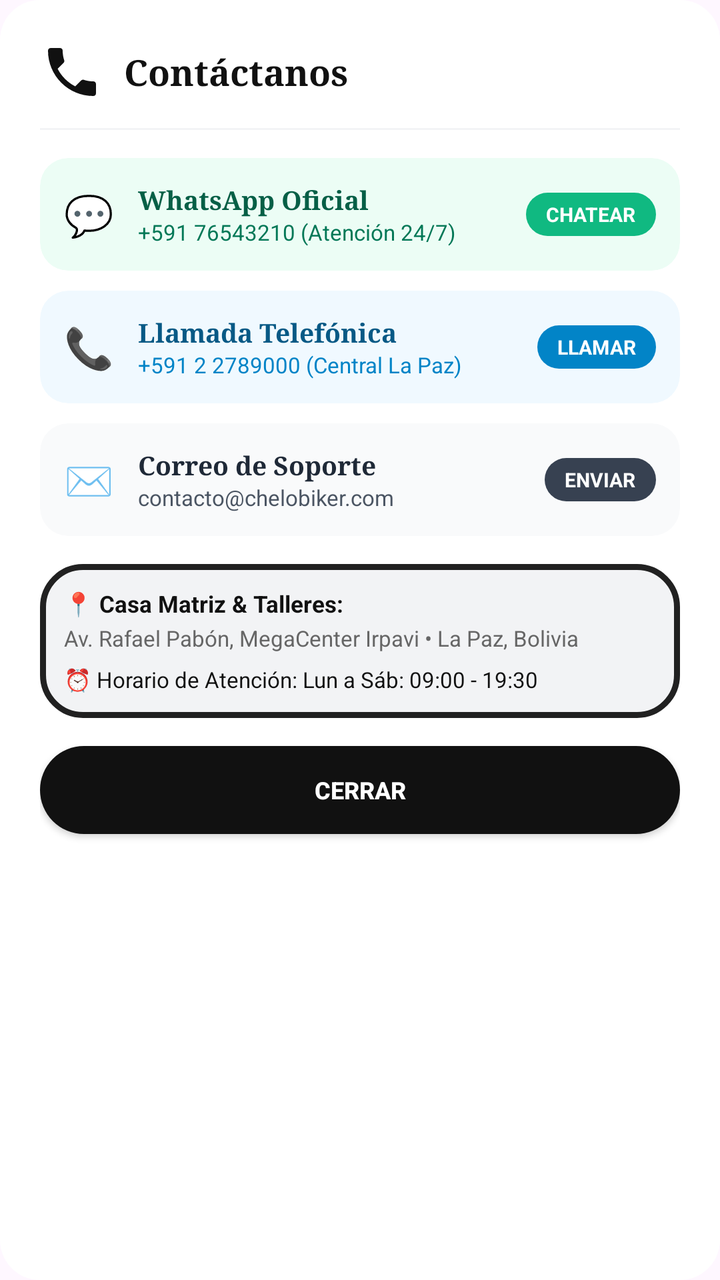
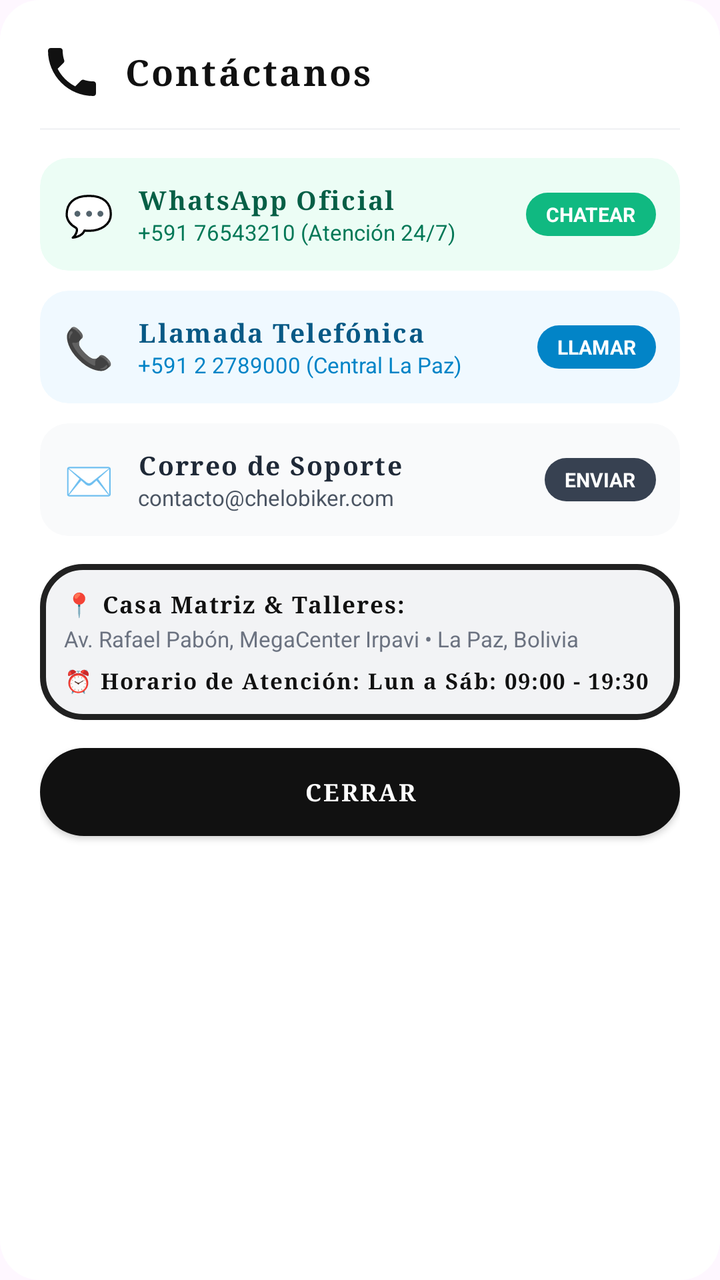

Before-and-after screenshots of an Android layout around one commit, followed by the original layout XML and the change that was made.
<!-- AndroidManifest.xml: application theme Theme.MiAPPBiker -->
<!-- res/layout/dialog_contact_us.xml -->
<?xml version="1.0" encoding="utf-8"?>
<LinearLayout xmlns:android="http://schemas.android.com/apk/res/android"
    xmlns:app="http://schemas.android.com/apk/res-auto"
    android:layout_width="match_parent"
    android:layout_height="wrap_content"
    android:background="@drawable/bg_rounded_card"
    android:backgroundTint="#FFFFFF"
    android:orientation="vertical"
    android:padding="20dp">

    
    <LinearLayout
        android:layout_width="match_parent"
        android:layout_height="wrap_content"
        android:gravity="center_vertical"
        android:orientation="horizontal"
        android:paddingBottom="12dp">

        <ImageView
            android:layout_width="32dp"
            android:layout_height="32dp"
            android:src="@drawable/ic_phone"
            app:tint="#111111"
            android:contentDescription="Contacto" />

        <TextView
            android:id="@+id/tv_contact_dialog_title"
            android:layout_width="wrap_content"
            android:layout_height="wrap_content"
            android:layout_marginStart="10dp"
            android:fontFamily="serif"
            android:text="Contáctanos"
            android:textColor="#111111"
            android:textSize="18sp"
            android:textStyle="bold" />
    </LinearLayout>

    <View
        android:layout_width="match_parent"
        android:layout_height="1dp"
        android:layout_marginBottom="14dp"
        android:background="#F3F4F6" />

    
    <androidx.cardview.widget.CardView
        android:id="@+id/btn_contact_whatsapp"
        android:layout_width="match_parent"
        android:layout_height="wrap_content"
        android:layout_marginBottom="10dp"
        android:clickable="true"
        android:focusable="true"
        app:cardCornerRadius="14dp"
        app:cardElevation="0dp"
        app:cardBackgroundColor="#ECFDF5">

        <LinearLayout
            android:layout_width="match_parent"
            android:layout_height="wrap_content"
            android:gravity="center_vertical"
            android:orientation="horizontal"
            android:padding="12dp">

            <TextView
                android:layout_width="wrap_content"
                android:layout_height="wrap_content"
                android:text="💬"
                android:textSize="20sp" />

            <LinearLayout
                android:layout_width="0dp"
                android:layout_height="wrap_content"
                android:layout_marginStart="12dp"
                android:layout_weight="1"
                android:orientation="vertical">

                <TextView
                    android:layout_width="wrap_content"
                    android:layout_height="wrap_content"
                    android:fontFamily="serif"
                    android:text="WhatsApp Oficial"
                    android:textColor="#065F46"
                    android:textSize="13sp"
                    android:textStyle="bold" />

                <TextView
                    android:layout_width="wrap_content"
                    android:layout_height="wrap_content"
                    android:text="+591 76543210 (Atención 24/7)"
                    android:textColor="#047857"
                    android:textSize="11sp" />
            </LinearLayout>

            <TextView
                android:layout_width="wrap_content"
                android:layout_height="wrap_content"
                android:background="@drawable/bg_pill_btn"
                android:backgroundTint="#10B981"
                android:paddingHorizontal="10dp"
                android:paddingVertical="4dp"
                android:text="CHATEAR"
                android:textColor="#FFFFFF"
                android:textSize="10sp"
                android:textStyle="bold" />
        </LinearLayout>
    </androidx.cardview.widget.CardView>

    
    <androidx.cardview.widget.CardView
        android:id="@+id/btn_contact_call"
        android:layout_width="match_parent"
        android:layout_height="wrap_content"
        android:layout_marginBottom="10dp"
        android:clickable="true"
        android:focusable="true"
        app:cardCornerRadius="14dp"
        app:cardElevation="0dp"
        app:cardBackgroundColor="#F0F9FF">

        <LinearLayout
            android:layout_width="match_parent"
            android:layout_height="wrap_content"
            android:gravity="center_vertical"
            android:orientation="horizontal"
            android:padding="12dp">

            <TextView
                android:layout_width="wrap_content"
                android:layout_height="wrap_content"
                android:text="📞"
                android:textSize="20sp" />

            <LinearLayout
                android:layout_width="0dp"
                android:layout_height="wrap_content"
                android:layout_marginStart="12dp"
                android:layout_weight="1"
                android:orientation="vertical">

                <TextView
                    android:layout_width="wrap_content"
                    android:layout_height="wrap_content"
                    android:fontFamily="serif"
                    android:text="Llamada Telefónica"
                    android:textColor="#075985"
                    android:textSize="13sp"
                    android:textStyle="bold" />

                <TextView
                    android:layout_width="wrap_content"
                    android:layout_height="wrap_content"
                    android:text="+591 2 2789000 (Central La Paz)"
                    android:textColor="#0284C7"
                    android:textSize="11sp" />
            </LinearLayout>

            <TextView
                android:layout_width="wrap_content"
                android:layout_height="wrap_content"
                android:background="@drawable/bg_pill_btn"
                android:backgroundTint="#0284C7"
                android:paddingHorizontal="10dp"
                android:paddingVertical="4dp"
                android:text="LLAMAR"
                android:textColor="#FFFFFF"
                android:textSize="10sp"
                android:textStyle="bold" />
        </LinearLayout>
    </androidx.cardview.widget.CardView>

    
    <androidx.cardview.widget.CardView
        android:id="@+id/btn_contact_email"
        android:layout_width="match_parent"
        android:layout_height="wrap_content"
        android:layout_marginBottom="14dp"
        android:clickable="true"
        android:focusable="true"
        app:cardCornerRadius="14dp"
        app:cardElevation="0dp"
        app:cardBackgroundColor="#F9FAFB">

        <LinearLayout
            android:layout_width="match_parent"
            android:layout_height="wrap_content"
            android:gravity="center_vertical"
            android:orientation="horizontal"
            android:padding="12dp">

            <TextView
                android:layout_width="wrap_content"
                android:layout_height="wrap_content"
                android:text="✉️"
                android:textSize="20sp" />

            <LinearLayout
                android:layout_width="0dp"
                android:layout_height="wrap_content"
                android:layout_marginStart="12dp"
                android:layout_weight="1"
                android:orientation="vertical">

                <TextView
                    android:layout_width="wrap_content"
                    android:layout_height="wrap_content"
                    android:fontFamily="serif"
                    android:text="Correo de Soporte"
                    android:textColor="#1F2937"
                    android:textSize="13sp"
                    android:textStyle="bold" />

                <TextView
                    android:layout_width="wrap_content"
                    android:layout_height="wrap_content"
                    android:text="contacto@chelobiker.com"
                    android:textColor="#4B5563"
                    android:textSize="11sp" />
            </LinearLayout>

            <TextView
                android:layout_width="wrap_content"
                android:layout_height="wrap_content"
                android:background="@drawable/bg_pill_btn"
                android:backgroundTint="#374151"
                android:paddingHorizontal="10dp"
                android:paddingVertical="4dp"
                android:text="ENVIAR"
                android:textColor="#FFFFFF"
                android:textSize="10sp"
                android:textStyle="bold" />
        </LinearLayout>
    </androidx.cardview.widget.CardView>

    
    <LinearLayout
        android:layout_width="match_parent"
        android:layout_height="wrap_content"
        android:background="@drawable/bg_id_card"
        android:orientation="vertical"
        android:padding="12dp">

        <TextView
            android:layout_width="wrap_content"
            android:layout_height="wrap_content"
            android:text="📍 Casa Matriz &amp; Talleres:"
            android:textColor="#111111"
            android:textSize="11.5sp"
            android:textStyle="bold" />

        <TextView
            android:layout_width="wrap_content"
            android:layout_height="wrap_content"
            android:layout_marginTop="2dp"
            android:text="Av. Rafael Pabón, MegaCenter Irpavi • La Paz, Bolivia"
            android:textColor="#666666"
            android:textSize="11sp" />

        <TextView
            android:layout_width="wrap_content"
            android:layout_height="wrap_content"
            android:layout_marginTop="6dp"
            android:text="⏰ Horario de Atención: Lun a Sáb: 09:00 - 19:30"
            android:textColor="#111111"
            android:textSize="11sp" />
    </LinearLayout>

    <androidx.appcompat.widget.AppCompatButton
        android:id="@+id/btn_close_contact"
        android:layout_width="match_parent"
        android:layout_height="44dp"
        android:layout_marginTop="14dp"
        android:background="@drawable/bg_pill_btn"
        android:backgroundTint="#111111"
        android:text="CERRAR"
        android:textColor="#FFFFFF"
        android:textSize="12sp"
        android:textStyle="bold" />

</LinearLayout>
<!-- resources referenced by this layout -->
<resources>
  <!-- drawable bg_id_card (drawable) -->
  <?xml version="1.0" encoding="utf-8"?>
  <shape xmlns:android="http://schemas.android.com/apk/res/android"
      android:shape="rectangle">
      <solid android:color="#F2F3F5" />
      <stroke android:width="3dp" android:color="#212121" />
      <corners android:radius="20dp" />
  </shape>
  <!-- drawable bg_pill_btn (drawable) -->
  <?xml version="1.0" encoding="utf-8"?>
  <ripple xmlns:android="http://schemas.android.com/apk/res/android"
      android:color="#BDBDBD">
      <item>
          <shape android:shape="rectangle">
              <solid android:color="#CCCCCC" />
              <corners android:radius="24dp" />
          </shape>
      </item>
  </ripple>
  <!-- drawable bg_rounded_card (drawable) -->
  <?xml version="1.0" encoding="utf-8"?>
  <shape xmlns:android="http://schemas.android.com/apk/res/android"
      android:shape="rectangle">
      <solid android:color="#FFFFFF" />
      <corners android:radius="20dp" />
  </shape>
  <!-- drawable ic_phone (drawable) -->
  <vector xmlns:android="http://schemas.android.com/apk/res/android"
      android:width="24dp"
      android:height="24dp"
      android:viewportWidth="24"
      android:viewportHeight="24">
    <path
        android:fillColor="#FF000000"
        android:pathData="M6.62,10.79c1.44,2.83 3.76,5.14 6.59,6.59l2.2,-2.2c0.27,-0.27 0.67,-0.36 1.02,-0.24 1.12,0.37 2.33,0.57 3.57,0.57 0.55,0 1,0.45 1,1V20c0,0.55 -0.45,1 -1,1 -9.39,0 -17,-7.61 -17,-17 0,-0.55 0.45,-1 1,-1h3.5c0.55,0 1,0.45 1,1 0,1.25 0.2,2.45 0.57,3.57 0.11,0.35 0.03,0.74 -0.25,1.02l-2.2,2.2z"/>
  </vector>
  <style name="Theme.MiAPPBiker" parent="Base.Theme.MiAPPBiker" />
  <style name="Base.Theme.MiAPPBiker" parent="Theme.Material3.DayNight.NoActionBar">
          
          
      </style>
</resources>

<!-- the commit's change to res/layout/dialog_contact_us.xml (unified diff, before → after) -->
@@ -4,7 +4,7 @@
     android:layout_width="match_parent"
     android:layout_height="wrap_content"
     android:background="@drawable/bg_rounded_card"
-    android:backgroundTint="#FFFFFF"
+    android:backgroundTint="@color/white"
     android:orientation="vertical"
     android:padding="20dp">
 
@@ -20,19 +20,17 @@
             android:layout_width="32dp"
             android:layout_height="32dp"
             android:src="@drawable/ic_phone"
-            app:tint="#111111"
+            app:tint="@color/biker_black"
             android:contentDescription="Contacto" />
 
         <TextView
             android:id="@+id/tv_contact_dialog_title"
+            style="@style/TextoTituloVintage"
             android:layout_width="wrap_content"
             android:layout_height="wrap_content"
             android:layout_marginStart="10dp"
-            android:fontFamily="serif"
             android:text="Contáctanos"
-            android:textColor="#111111"
-            android:textSize="18sp"
-            android:textStyle="bold" />
+            android:textSize="18sp" />
     </LinearLayout>
 
     <View
@@ -44,13 +42,11 @@
     
     <androidx.cardview.widget.CardView
         android:id="@+id/btn_contact_whatsapp"
+        style="@style/TarjetaOpcionMenu"
         android:layout_width="match_parent"
         android:layout_height="wrap_content"
         android:layout_marginBottom="10dp"
-        android:clickable="true"
-        android:focusable="true"
         app:cardCornerRadius="14dp"
-        app:cardElevation="0dp"
         app:cardBackgroundColor="#ECFDF5">
 
         <LinearLayout
@@ -74,20 +70,19 @@
                 android:orientation="vertical">
 
                 <TextView
-                    android:layout_width="wrap_content"
-                    android:layout_height="wrap_content"
-                    android:fontFamily="serif"
+                    style="@style/TextoEncabezadoSeccion"
+                    android:layout_width="wrap_content"
+                    android:layout_height="wrap_content"
                     android:text="WhatsApp Oficial"
                     android:textColor="#065F46"
-                    android:textSize="13sp"
-                    android:textStyle="bold" />
-
-                <TextView
+                    android:textSize="13sp" />
+
+                <TextView
+                    style="@style/TextoSecundario"
                     android:layout_width="wrap_content"
                     android:layout_height="wrap_content"
                     android:text="+591 76543210 (Atención 24/7)"
-                    android:textColor="#047857"
-                    android:textSize="11sp" />
+                    android:textColor="#047857" />
             </LinearLayout>
 
             <TextView
@@ -98,7 +93,7 @@
                 android:paddingHorizontal="10dp"
                 android:paddingVertical="4dp"
                 android:text="CHATEAR"
-                android:textColor="#FFFFFF"
+                android:textColor="@color/white"
                 android:textSize="10sp"
                 android:textStyle="bold" />
         </LinearLayout>
@@ -107,13 +102,11 @@
     
     <androidx.cardview.widget.CardView
         android:id="@+id/btn_contact_call"
+        style="@style/TarjetaOpcionMenu"
         android:layout_width="match_parent"
         android:layout_height="wrap_content"
         android:layout_marginBottom="10dp"
-        android:clickable="true"
-        android:focusable="true"
         app:cardCornerRadius="14dp"
-        app:cardElevation="0dp"
         app:cardBackgroundColor="#F0F9FF">
 
         <LinearLayout
@@ -137,20 +130,19 @@
                 android:orientation="vertical">
 
                 <TextView
-                    android:layout_width="wrap_content"
-                    android:layout_height="wrap_content"
-                    android:fontFamily="serif"
+                    style="@style/TextoEncabezadoSeccion"
+                    android:layout_width="wrap_content"
+                    android:layout_height="wrap_content"
                     android:text="Llamada Telefónica"
                     android:textColor="#075985"
-                    android:textSize="13sp"
-                    android:textStyle="bold" />
-
-                <TextView
+                    android:textSize="13sp" />
+
+                <TextView
+                    style="@style/TextoSecundario"
                     android:layout_width="wrap_content"
                     android:layout_height="wrap_content"
                     android:text="+591 2 2789000 (Central La Paz)"
-                    android:textColor="#0284C7"
-                    android:textSize="11sp" />
+                    android:textColor="#0284C7" />
             </LinearLayout>
 
             <TextView
@@ -161,7 +153,7 @@
                 android:paddingHorizontal="10dp"
                 android:paddingVertical="4dp"
                 android:text="LLAMAR"
-                android:textColor="#FFFFFF"
+                android:textColor="@color/white"
                 android:textSize="10sp"
                 android:textStyle="bold" />
         </LinearLayout>
@@ -170,14 +162,12 @@
     
     <androidx.cardview.widget.CardView
         android:id="@+id/btn_contact_email"
+        style="@style/TarjetaOpcionMenu"
         android:layout_width="match_parent"
         android:layout_height="wrap_content"
         android:layout_marginBottom="14dp"
-        android:clickable="true"
-        android:focusable="true"
         app:cardCornerRadius="14dp"
-        app:cardElevation="0dp"
-        app:cardBackgroundColor="#F9FAFB">
+        app:cardBackgroundColor="@color/biker_gray_bg">
 
         <LinearLayout
             android:layout_width="match_parent"
@@ -200,20 +190,19 @@
                 android:orientation="vertical">
 
                 <TextView
-                    android:layout_width="wrap_content"
-                    android:layout_height="wrap_content"
-                    android:fontFamily="serif"
+                    style="@style/TextoEncabezadoSeccion"
+                    android:layout_width="wrap_content"
+                    android:layout_height="wrap_content"
                     android:text="Correo de Soporte"
                     android:textColor="#1F2937"
-                    android:textSize="13sp"
-                    android:textStyle="bold" />
-
-                <TextView
+                    android:textSize="13sp" />
+
+                <TextView
+                    style="@style/TextoSecundario"
                     android:layout_width="wrap_content"
                     android:layout_height="wrap_content"
                     android:text="contacto@chelobiker.com"
-                    android:textColor="#4B5563"
-                    android:textSize="11sp" />
+                    android:textColor="#4B5563" />
             </LinearLayout>
 
             <TextView
@@ -224,7 +213,7 @@
                 android:paddingHorizontal="10dp"
                 android:paddingVertical="4dp"
                 android:text="ENVIAR"
-                android:textColor="#FFFFFF"
+                android:textColor="@color/white"
                 android:textSize="10sp"
                 android:textStyle="bold" />
         </LinearLayout>
@@ -239,40 +228,34 @@
         android:padding="12dp">
 
         <TextView
+            style="@style/TextoEncabezadoSeccion"
             android:layout_width="wrap_content"
             android:layout_height="wrap_content"
             android:text="📍 Casa Matriz &amp; Talleres:"
-            android:textColor="#111111"
-            android:textSize="11.5sp"
-            android:textStyle="bold" />
-
-        <TextView
+            android:textSize="11.5sp" />
+
+        <TextView
+            style="@style/TextoSecundario"
             android:layout_width="wrap_content"
             android:layout_height="wrap_content"
             android:layout_marginTop="2dp"
-            android:text="Av. Rafael Pabón, MegaCenter Irpavi • La Paz, Bolivia"
-            android:textColor="#666666"
-            android:textSize="11sp" />
-
-        <TextView
+            android:text="Av. Rafael Pabón, MegaCenter Irpavi • La Paz, Bolivia" />
+
+        <TextView
+            style="@style/TextoEncabezadoSeccion"
             android:layout_width="wrap_content"
             android:layout_height="wrap_content"
             android:layout_marginTop="6dp"
             android:text="⏰ Horario de Atención: Lun a Sáb: 09:00 - 19:30"
-            android:textColor="#111111"
             android:textSize="11sp" />
     </LinearLayout>
 
     <androidx.appcompat.widget.AppCompatButton
         android:id="@+id/btn_close_contact"
-        android:layout_width="match_parent"
+        style="@style/BotonPrimario"
         android:layout_height="44dp"
         android:layout_marginTop="14dp"
-        android:background="@drawable/bg_pill_btn"
-        android:backgroundTint="#111111"
         android:text="CERRAR"
-        android:textColor="#FFFFFF"
-        android:textSize="12sp"
-        android:textStyle="bold" />
+        android:textSize="12sp" />
 
 </LinearLayout>
<!-- resource entries referenced after the edit -->
@@ -1,5 +1,8 @@
 <!-- resources referenced by this layout -->
 <resources>
+  <color name="biker_black">#111111</color>
+  <color name="biker_gray_bg">#F9FAFB</color>
+  <color name="white">#FFFFFFFF</color>
   <!-- drawable bg_id_card (drawable) -->
   <?xml version="1.0" encoding="utf-8"?>
   <shape xmlns:android="http://schemas.android.com/apk/res/android"
@@ -36,7 +39,46 @@
         android:fillColor="#FF000000"
         android:pathData="M6.62,10.79c1.44,2.83 3.76,5.14 6.59,6.59l2.2,-2.2c0.27,-0.27 0.67,-0.36 1.02,-0.24 1.12,0.37 2.33,0.57 3.57,0.57 0.55,0 1,0.45 1,1V20c0,0.55 -0.45,1 -1,1 -9.39,0 -17,-7.61 -17,-17 0,-0.55 0.45,-1 1,-1h3.5c0.55,0 1,0.45 1,1 0,1.25 0.2,2.45 0.57,3.57 0.11,0.35 0.03,0.74 -0.25,1.02l-2.2,2.2z"/>
   </vector>
+  <style name="BotonPrimario" parent="Widget.AppCompat.Button">
+          <item name="android:layout_width">match_parent</item>
+          <item name="android:layout_height">50dp</item>
+          <item name="android:background">@drawable/bg_pill_btn</item>
+          <item name="android:backgroundTint">@color/biker_black</item>
+          <item name="android:fontFamily">serif</item>
+          <item name="android:textColor">@color/white</item>
+          <item name="android:textSize">13.5sp</item>
+          <item name="android:textStyle">bold</item>
+          <item name="android:letterSpacing">0.08</item>
+          <item name="android:elevation">4dp</item>
+      </style>
+  <style name="TarjetaOpcionMenu">
+          <item name="cardCornerRadius">16dp</item>
+          <item name="cardElevation">0dp</item>
+          <item name="cardBackgroundColor">@color/biker_gray_bg</item>
+          <item name="android:clickable">true</item>
+          <item name="android:focusable">true</item>
+          <item name="android:foreground">?attr/selectableItemBackground</item>
+      </style>
+  <style name="TextoEncabezadoSeccion">
+          <item name="android:fontFamily">serif</item>
+          <item name="android:textColor">@color/biker_black</item>
+          <item name="android:textSize">13.5sp</item>
+          <item name="android:textStyle">bold</item>
+          <item name="android:letterSpacing">0.06</item>
+      </style>
+  <style name="TextoSecundario">
+          <item name="android:textColor">@color/biker_gray_text</item>
+          <item name="android:textSize">11sp</item>
+      </style>
+  <style name="TextoTituloVintage">
+          <item name="android:fontFamily">serif</item>
+          <item name="android:textColor">@color/biker_black</item>
+          <item name="android:textSize">20sp</item>
+          <item name="android:textStyle">bold</item>
+          <item name="android:letterSpacing">0.06</item>
+      </style>
   <style name="Theme.MiAPPBiker" parent="Base.Theme.MiAPPBiker" />
+  <color name="biker_gray_text">#6B7280</color>
   <style name="Base.Theme.MiAPPBiker" parent="Theme.Material3.DayNight.NoActionBar">
           
           
